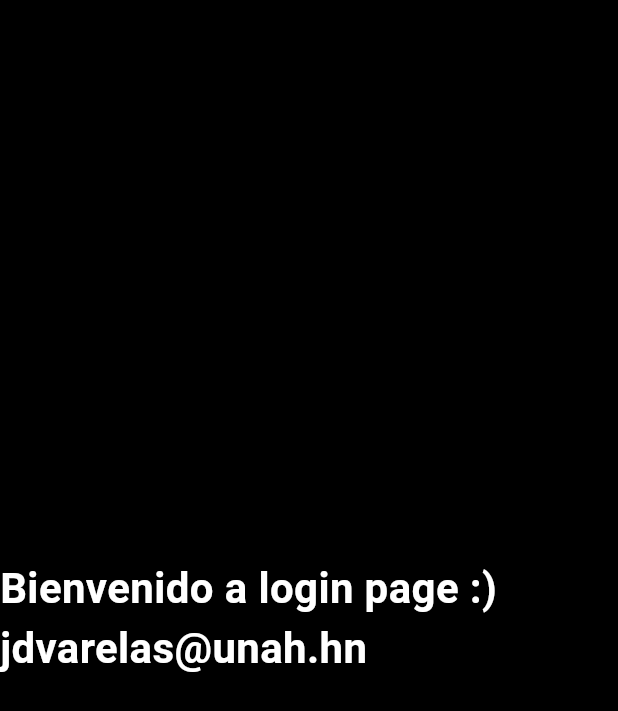
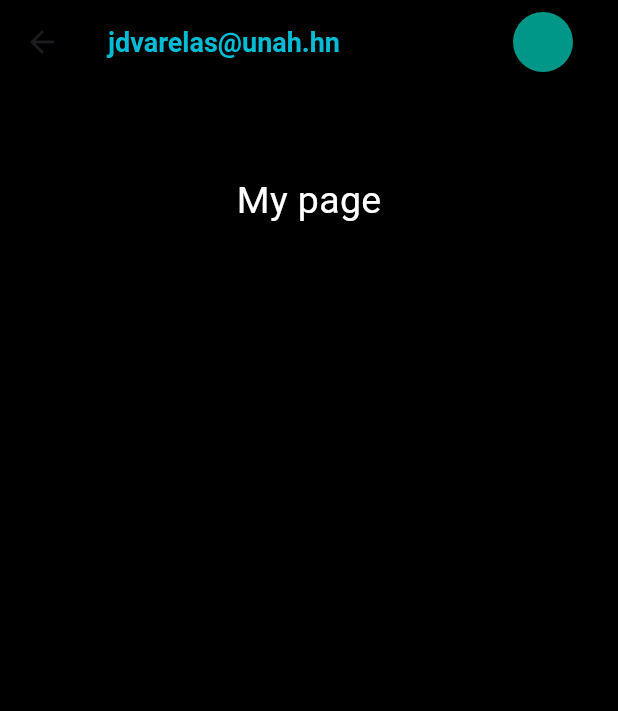
Before and after one commit to JDvarela675/Tarea2.2_lenguajes, a Flutter app: the screen it shows after launch, after a tap on "Iniciar Sesión", on a phone screen of 412 x 824 dp. Shown: the top 711 px of the screen. Run offline on Flutter 3.47's test engine with Material 3 defaults, Android fonts, the phone set to English and light mode, and no system bars.

Commit message:
molde diseño homepage

```diff
--- a/login_page/lib/pages/home_page.dart
+++ b/login_page/lib/pages/home_page.dart
@@ -9,21 +9,42 @@ class HomePage extends StatelessWidget {
   @override
   Widget build(BuildContext context) {
 
-    final argumentos =
-        ModalRoute.of(context)!.settings.arguments as Usuario;
+    final argumentos = ModalRoute.of(context)!.settings.arguments as Usuario;
+
   return Scaffold(
     backgroundColor: Colors.black,
+      appBar: AppBar(title: Text(argumentos.username,
+      style: TextStyle(
+        color: Colors.cyan,
+        fontWeight: FontWeight.bold,
+        fontSize: 18
+      ),
+      ),
+        backgroundColor: Colors.black,
+        actions: [
+          CircleAvatar(backgroundColor: Colors.teal,),
+          SizedBox(width: 30),
+        ],
+        ),
 
-    body: Center(
-      child: Text('Bienvenido a login page :) ${argumentos.username}',
-      style: TextStyle(
-        color: Colors.white,
-        fontSize: 28,
-        fontWeight: FontWeight.bold
-      ),
-      ),// mientras pasamos el nombre del usuario
-    ),
+        body: Column(
+          children: [
+            SizedBox(height: 60,),
+          Container(
+            child: Row(
+              mainAxisAlignment: MainAxisAlignment.center,
+              children: [
+               Text('My page',
+               style: TextStyle(
+                color: Colors.white,
+                fontSize: 25
+               ),)
+              ],
+            ),
+          ),
 
+          ]
+        ),
   );
   }
 }
--- a/login_page/lib/pages/login_page.dart
+++ b/login_page/lib/pages/login_page.dart
@@ -143,11 +143,9 @@ class _LoginPageState extends State<LoginPage> {
 
             }
 
-
           }
 
-
-          Navigator.pushNamed(context, '/homepage',arguments: Usuario(userController.text));
+           Navigator.pushNamed(context, '/homepage',arguments: Usuario(userController.text));
           },
          label: const Text(
           'Iniciar Sesión',
```
